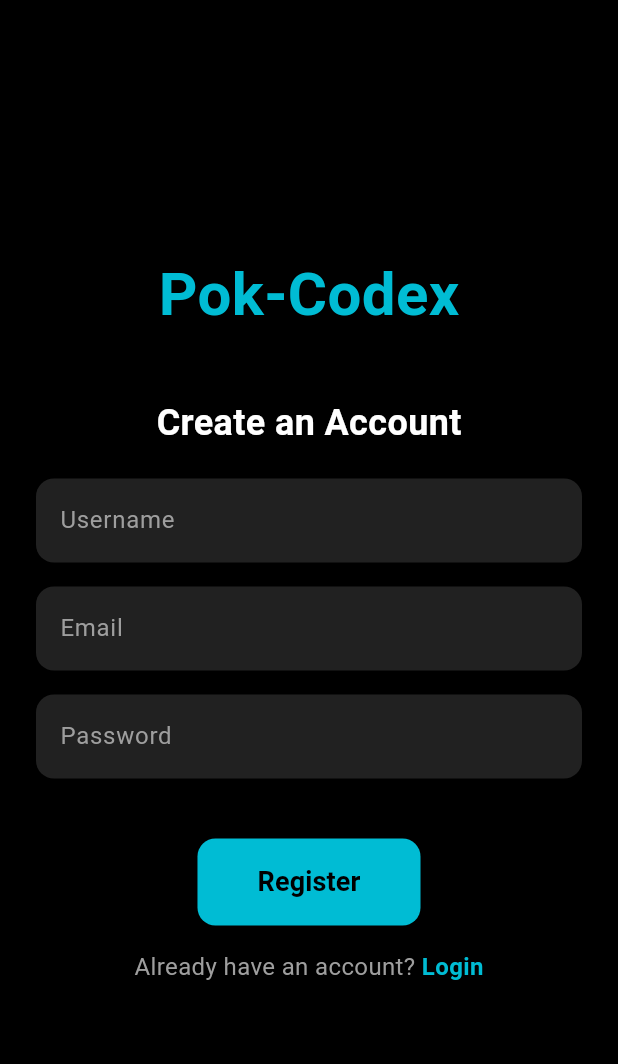
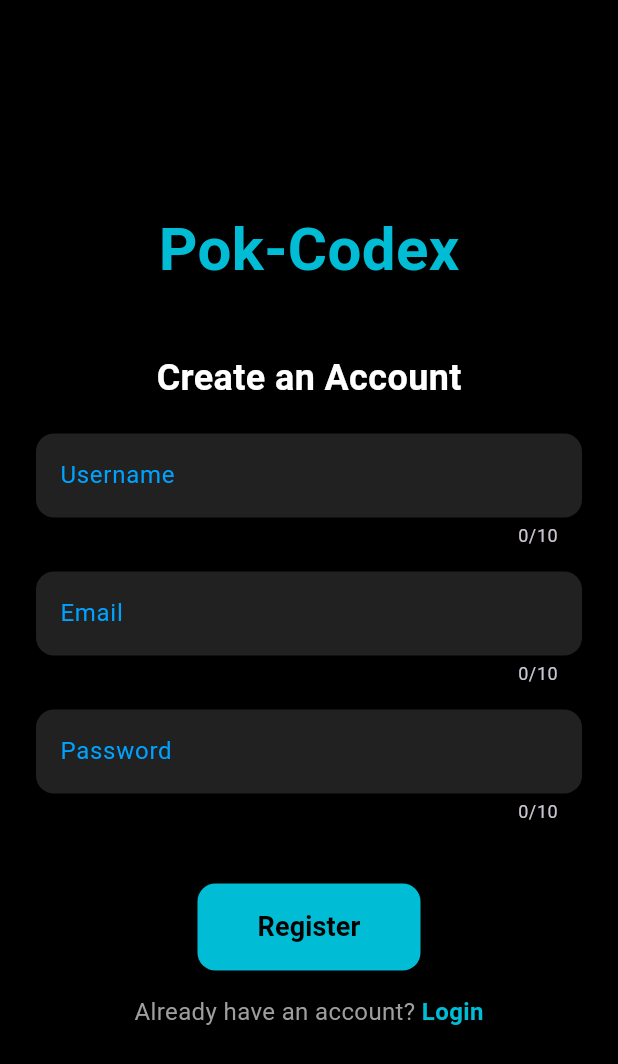
Before and after one commit to Kota-Jagadeesh/Pok-Codex, a Flutter app: the RegisterPage screen opened directly, on a phone screen of 412 x 824 dp. Shown: the top 1064 px of the screen. Run offline on Flutter 3.47's test engine with Material 3 defaults, Android fonts, the phone set to English and light mode, and no system bars.

Commit message:
updated the register page UI

```diff
--- a/lib/screens/register_page.dart
+++ b/lib/screens/register_page.dart
@@ -108,9 +108,11 @@ class _RegisterPageState extends State<RegisterPage> {
               const SizedBox(height: 20),
               TextFormField(
                 controller: _usernameController,
+                maxLength: 10,
                 decoration: InputDecoration(
                   labelText: 'Username',
-                  labelStyle: const TextStyle(color: Colors.grey),
+                  labelStyle:
+                      const TextStyle(color: Color.fromARGB(255, 0, 162, 255)),
                   filled: true,
                   fillColor: Colors.grey[900],
                   border: OutlineInputBorder(
@@ -123,9 +125,11 @@ class _RegisterPageState extends State<RegisterPage> {
               const SizedBox(height: 16),
               TextFormField(
                 controller: _emailController,
+                maxLength: 10,
                 decoration: InputDecoration(
                   labelText: 'Email',
-                  labelStyle: const TextStyle(color: Colors.grey),
+                  labelStyle:
+                      const TextStyle(color: Color.fromARGB(255, 0, 162, 255)),
                   filled: true,
                   fillColor: Colors.grey[900],
                   border: OutlineInputBorder(
@@ -139,9 +143,11 @@ class _RegisterPageState extends State<RegisterPage> {
               const SizedBox(height: 16),
               TextFormField(
                 controller: _passwordController,
+                maxLength: 10,
                 decoration: InputDecoration(
                   labelText: 'Password',
-                  labelStyle: const TextStyle(color: Colors.grey),
+                  labelStyle:
+                      const TextStyle(color: Color.fromARGB(255, 0, 162, 255)),
                   filled: true,
                   fillColor: Colors.grey[900],
                   border: OutlineInputBorder(
```
